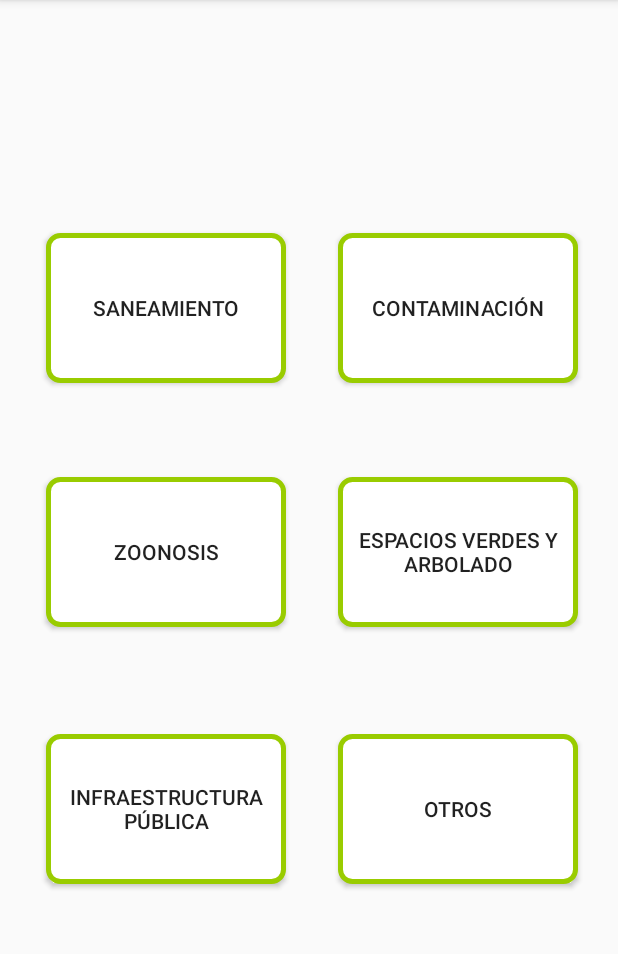
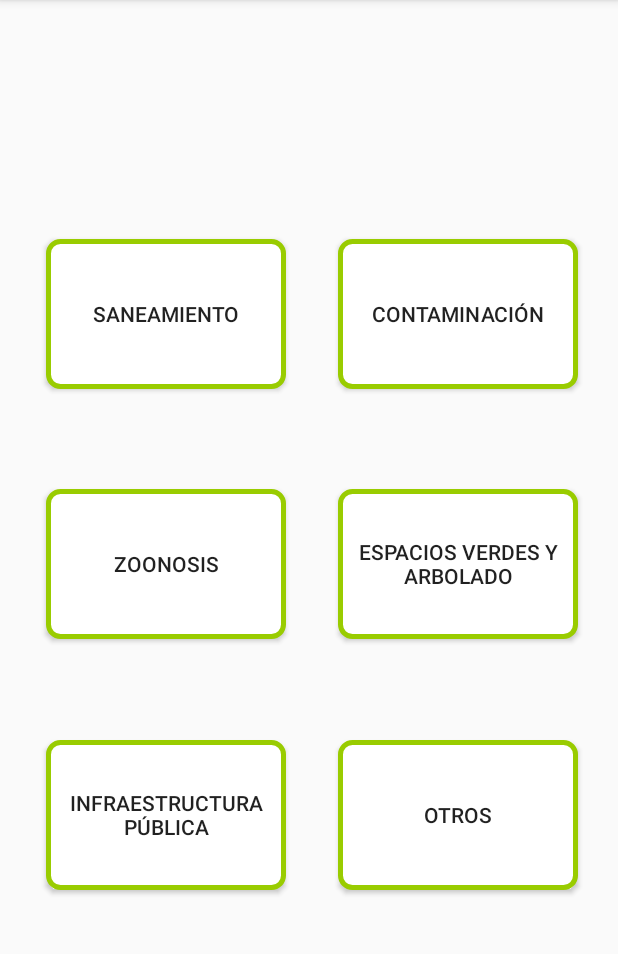
Before and after one commit to fran893/iPAU, an Android app: the ProblemasPrincipalesActivity2 screen opened directly, with no data from a screen before it, on a phone screen of 412 x 824 dp, the part 84-1038 px from its top. Run offline under Robolectric (Android 15) with nearby library versions, the phone set to English and light mode, and no system bars; network calls fail; 2 statements that could not run were skipped.

Commit message:
Se acomodó pantalla principal con 6 botones, y se corroboró que anduviese lo geolocalizacion con datos y sin wifi.

```diff
--- a/app/src/main/res/layout/activity_problemas_principales2.xml
+++ b/app/src/main/res/layout/activity_problemas_principales2.xml
@@ -32,6 +32,7 @@
         app:layout_constraintBottom_toBottomOf="@id/prob4Menu"
         app:layout_constraintRight_toRightOf="parent"
         app:layout_constraintLeft_toRightOf="@+id/prob1Menu"
+        app:layout_constraintHorizontal_chainStyle="spread"
         android:id="@+id/prob2Menu"
         android:layout_marginStart="8dp"
         android:layout_marginBottom="8dp"
@@ -49,7 +50,6 @@
         app:layout_constraintRight_toLeftOf="@+id/prob4Menu"
         app:layout_constraintHorizontal_chainStyle="spread"
         android:layout_marginStart="8dp"
-        android:layout_marginBottom="8dp"
         android:layout_marginEnd="4dp"
         android:id="@+id/prob3Menu"
         android:background="@drawable/bg_round"
@@ -63,8 +63,8 @@
         app:layout_constraintBottom_toBottomOf="@id/prob6Menu"
         app:layout_constraintRight_toRightOf="parent"
         app:layout_constraintLeft_toRightOf="@+id/prob3Menu"
+        app:layout_constraintHorizontal_chainStyle="spread"
         android:layout_marginStart="8dp"
-        android:layout_marginBottom="8dp"
         android:layout_marginEnd="4dp"
         android:id="@+id/prob4Menu"
         android:background="@drawable/bg_round"
@@ -94,6 +94,7 @@
         app:layout_constraintBottom_toBottomOf="parent"
         app:layout_constraintRight_toRightOf="parent"
         app:layout_constraintLeft_toRightOf="@+id/prob5Menu"
+        app:layout_constraintHorizontal_chainStyle="spread"
         android:layout_marginStart="8dp"
         android:layout_marginBottom="8dp"
         android:layout_marginEnd="4dp"
```
